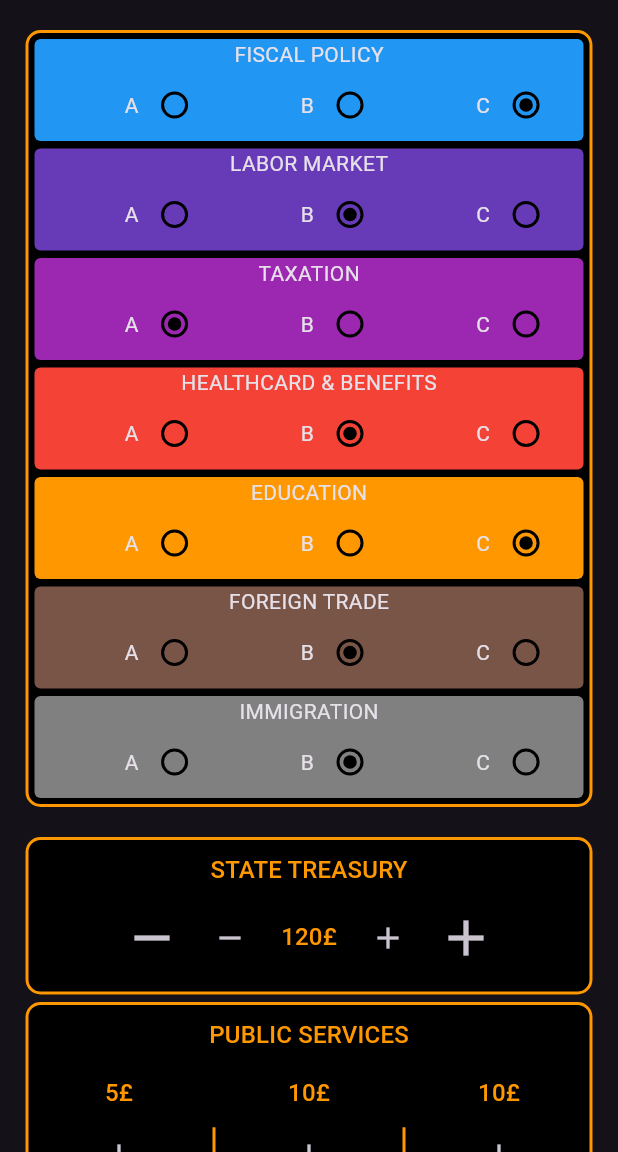
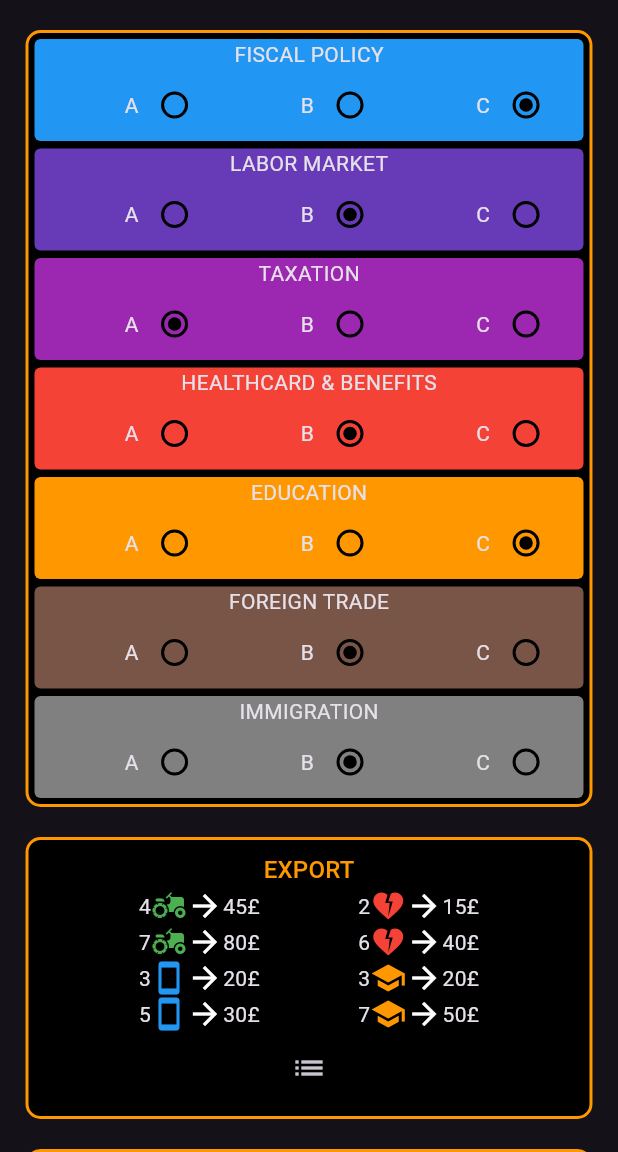
Before and after one commit to dna001/hegemony_automa_helper, a Flutter app: the screen it shows after launch, on a phone screen of 412 x 824 dp, the part 84-1236 px from its top. Run offline on Flutter 3.47's test engine with Material 2 defaults, Android fonts, the phone set to English and light mode, and no system bars; our stand-ins replace shared_preferences, sidebarx.

Commit message:
Add export cards

```diff
--- a/lib/data/board_state.dart
+++ b/lib/data/board_state.dart
@@ -262,6 +262,10 @@ class BoardState extends ChangeNotifier {
     }
     return null;
   }
+
+  List<ExportCard> getExportCardList() {
+    return exportCards;
+  }
 }
 
 class CompanyInfo {
@@ -347,3 +351,118 @@ const List<CompanyInfo> companyCards = <CompanyInfo>[
   CompanyInfo(300, ClassName.Worker, "COOPERATIVE FARM", Colors.green, 0, 2, 0,
       Icons.agriculture, Colors.green, 0, 0, 0, 0, 3, 0, 0),
 ];
+
+class ExportItem {
+  const ExportItem(this.amount, this.sellPrice);
+  final int amount;
+  final int sellPrice;
+}
+
+class ExportCard {
+  const ExportCard(this.id, this.foodExportList, this.healthExportList,
+      this.luxuryExportList, this.educationExportList);
+  final int id;
+  final List<ExportItem> foodExportList;
+  final List<ExportItem> healthExportList;
+  final List<ExportItem> luxuryExportList;
+  final List<ExportItem> educationExportList;
+}
+
+const List<ExportCard> exportCards = <ExportCard>[
+  ExportCard(
+      0,
+      [ExportItem(4, 45), ExportItem(7, 80)],
+      [ExportItem(2, 15), ExportItem(6, 40)],
+      [ExportItem(3, 20), ExportItem(5, 30)],
+      [ExportItem(3, 20), ExportItem(7, 50)]),
+  ExportCard(
+      1,
+      [ExportItem(2, 15), ExportItem(6, 50)],
+      [ExportItem(4, 30), ExportItem(7, 50)],
+      [ExportItem(3, 15), ExportItem(7, 35)],
+      [ExportItem(3, 20), ExportItem(5, 35)]),
+  ExportCard(
+      2,
+      [ExportItem(3, 30), ExportItem(5, 50)],
+      [ExportItem(3, 20), ExportItem(6, 50)],
+      [ExportItem(3, 25), ExportItem(7, 55)],
+      [ExportItem(3, 20), ExportItem(7, 50)]),
+  ExportCard(
+      3,
+      [ExportItem(2, 15), ExportItem(6, 45)],
+      [ExportItem(3, 20), ExportItem(5, 30)],
+      [ExportItem(3, 20), ExportItem(7, 50)],
+      [ExportItem(4, 25), ExportItem(8, 45)]),
+  ExportCard(
+      4,
+      [ExportItem(3, 25), ExportItem(6, 50)],
+      [ExportItem(3, 20), ExportItem(7, 40)],
+      [ExportItem(3, 20), ExportItem(7, 50)],
+      [ExportItem(2, 15), ExportItem(7, 55)]),
+  ExportCard(
+      5,
+      [ExportItem(2, 20), ExportItem(6, 55)],
+      [ExportItem(3, 25), ExportItem(5, 40)],
+      [ExportItem(4, 30), ExportItem(8, 55)],
+      [ExportItem(3, 15), ExportItem(7, 35)]),
+  ExportCard(
+      6,
+      [ExportItem(4, 50), ExportItem(8, 95)],
+      [ExportItem(3, 15), ExportItem(7, 35)],
+      [ExportItem(3, 20), ExportItem(5, 30)],
+      [ExportItem(2, 15), ExportItem(6, 40)]),
+  ExportCard(
+      7,
+      [ExportItem(3, 25), ExportItem(7, 55)],
+      [ExportItem(2, 10), ExportItem(6, 35)],
+      [ExportItem(4, 25), ExportItem(8, 45)],
+      [ExportItem(3, 20), ExportItem(5, 35)]),
+  ExportCard(
+      8,
+      [ExportItem(3, 30), ExportItem(5, 50)],
+      [ExportItem(3, 25), ExportItem(7, 55)],
+      [ExportItem(2, 10), ExportItem(6, 35)],
+      [ExportItem(4, 25), ExportItem(8, 45)]),
+  ExportCard(
+      9,
+      [ExportItem(2, 25), ExportItem(6, 65)],
+      [ExportItem(3, 20), ExportItem(7, 40)],
+      [ExportItem(4, 20), ExportItem(7, 35)],
+      [ExportItem(3, 25), ExportItem(6, 45)]),
+  ExportCard(
+      10,
+      [ExportItem(2, 15), ExportItem(6, 50)],
+      [ExportItem(4, 25), ExportItem(8, 45)],
+      [ExportItem(3, 25), ExportItem(5, 40)],
+      [ExportItem(3, 15), ExportItem(7, 35)]),
+  ExportCard(
+      11,
+      [ExportItem(4, 40), ExportItem(7, 70)],
+      [ExportItem(2, 15), ExportItem(7, 50)],
+      [ExportItem(3, 25), ExportItem(6, 50)],
+      [ExportItem(3, 20), ExportItem(5, 30)]),
+  ExportCard(
+      12,
+      [ExportItem(3, 30), ExportItem(7, 70)],
+      [ExportItem(3, 20), ExportItem(5, 35)],
+      [ExportItem(4, 30), ExportItem(6, 40)],
+      [ExportItem(2, 15), ExportItem(6, 35)]),
+  ExportCard(
+      13,
+      [ExportItem(4, 45), ExportItem(8, 85)],
+      [ExportItem(3, 15), ExportItem(5, 25)],
+      [ExportItem(2, 15), ExportItem(6, 40)],
+      [ExportItem(3, 15), ExportItem(7, 35)]),
+  ExportCard(
+      14,
+      [ExportItem(3, 35), ExportItem(7, 80)],
+      [ExportItem(4, 20), ExportItem(8, 40)],
+      [ExportItem(3, 15), ExportItem(5, 25)],
+      [ExportItem(2, 15), ExportItem(6, 45)]),
+  ExportCard(
+      15,
+      [ExportItem(3, 35), ExportItem(7, 75)],
+      [ExportItem(3, 20), ExportItem(5, 35)],
+      [ExportItem(2, 10), ExportItem(6, 35)],
+      [ExportItem(4, 25), ExportItem(7, 40)]),
+];
--- /dev/null
+++ b/lib/export_widget.dart
@@ -0,0 +1,119 @@
+// Copyright 2023 Daniel Nygren. All rights reserved.
+// Use of this source code is governed by a BSD-style license that can be
+// found in the LICENSE file.
+
+import 'package:flutter/material.dart';
+import 'package:provider/provider.dart';
+import 'data/board_state.dart';
+
+class ExportWidget extends StatelessWidget {
+  const ExportWidget({super.key, this.id = -1, this.onAdd});
+  final int id;
+  final VoidCallback? onAdd;
+
+  @override
+  Widget build(BuildContext context) {
+    BoardState boardState = context.watch<BoardState>();
+    int cardId = (id >= 0) ? id : boardState.getItem("export_card_id");
+
+    return Material(
+        shape: RoundedRectangleBorder(
+          borderRadius: BorderRadius.circular(10),
+          side: const BorderSide(color: Colors.orange, width: 2),
+        ),
+        color: Colors.black,
+        child: Padding(
+          padding: const EdgeInsets.fromLTRB(10, 10, 10, 10),
+          child: Column(children: <Widget>[
+            Text("EXPORT",
+                style: Theme.of(context)
+                    .textTheme
+                    .titleMedium!
+                    .copyWith(color: Colors.orange)),
+            Row(
+                mainAxisAlignment: MainAxisAlignment.spaceEvenly,
+                children: <Widget>[
+                  ExportGroupWidget(
+                      exportList: exportCards[cardId].foodExportList,
+                      iconData: Icons.agriculture,
+                      iconColor: Colors.green),
+                  ExportGroupWidget(
+                      exportList: exportCards[cardId].healthExportList,
+                      iconData: Icons.heart_broken,
+                      iconColor: Colors.red),
+                ]),
+            Row(
+                mainAxisAlignment: MainAxisAlignment.spaceEvenly,
+                children: <Widget>[
+                  ExportGroupWidget(
+                      exportList: exportCards[cardId].luxuryExportList,
+                      iconData: Icons.smartphone,
+                      iconColor: Colors.blue),
+                  ExportGroupWidget(
+                      exportList: exportCards[cardId].educationExportList,
+                      iconData: Icons.school,
+                      iconColor: Colors.orange),
+                ]),
+            (id >= 0)
+                ? IconButton(
+                    icon: Icon(Icons.add),
+                    onPressed: () => {
+                          boardState.setItem("export_card_id", id),
+                          Navigator.pop(context)
+                        })
+                : IconButton(
+                    icon: Icon(Icons.list),
+                    onPressed: () => exportCardListDialogue(context)),
+          ]),
+        ));
+  }
+
+  Future<void> exportCardListDialogue(
+      BuildContext context /*, void Function(int id) onAdd*/) {
+    BoardState boardState = context.read<BoardState>();
+    List<ExportCard> exportCardList = boardState.getExportCardList();
+
+    return showDialog(
+        context: context,
+        builder: (BuildContext context) {
+          return AlertDialog(
+              content: Container(
+            width: 450,
+            child: ListView.builder(
+              itemCount: exportCardList.length,
+              itemBuilder: (context, index) => ExportWidget(id: index),
+            ),
+          ));
+        });
+  }
+}
+
+class ExportGroupWidget extends StatelessWidget {
+  const ExportGroupWidget({
+    super.key,
+    required this.exportList,
+    required this.iconData,
+    required this.iconColor,
+  });
+  final List<ExportItem> exportList;
+  final IconData iconData;
+  final Color iconColor;
+
+  @override
+  Widget build(BuildContext context) {
+    return Column(children: <Widget>[
+      Row(children: <Widget>[
+        Text(exportList[0].amount.toString()),
+        Icon(iconData, color: iconColor),
+        Icon(Icons.arrow_forward),
+        Text(exportList[0].sellPrice.toString() + "£")
+      ]),
+      Row(children: <Widget>[
+        Text(exportList[1].amount.toString()),
+        Icon(iconData, color: iconColor),
+        Icon(Icons.arrow_forward),
+        Text(exportList[1].sellPrice.toString() + "£")
+      ]),
+    ]);
+  }
+}
--- a/lib/screens/overview_screen.dart
+++ b/lib/screens/overview_screen.dart
@@ -10,6 +10,7 @@ import '../mc_board_widget.dart';
 import '../wc_board_widget.dart';
 import '../state_area_widget.dart';
 import '../unemployed_workers_widget.dart';
+import '../export_widget.dart';
 import '../data/board_state.dart';
 
 const double mediumWidthBreakpoint = 900;
@@ -66,6 +67,10 @@ class _OverviewScreenState extends State<OverviewScreen> {
           child: PolicyWidget(),
         ),
       ),
+      SliverToBoxAdapter(
+          child: Padding(
+              padding: const EdgeInsets.fromLTRB(16.0, 20, 16.0, 0),
+              child: ExportWidget())),
       SliverToBoxAdapter(
           child: Padding(
               padding: const EdgeInsets.fromLTRB(16.0, 20, 16.0, 0),
```
